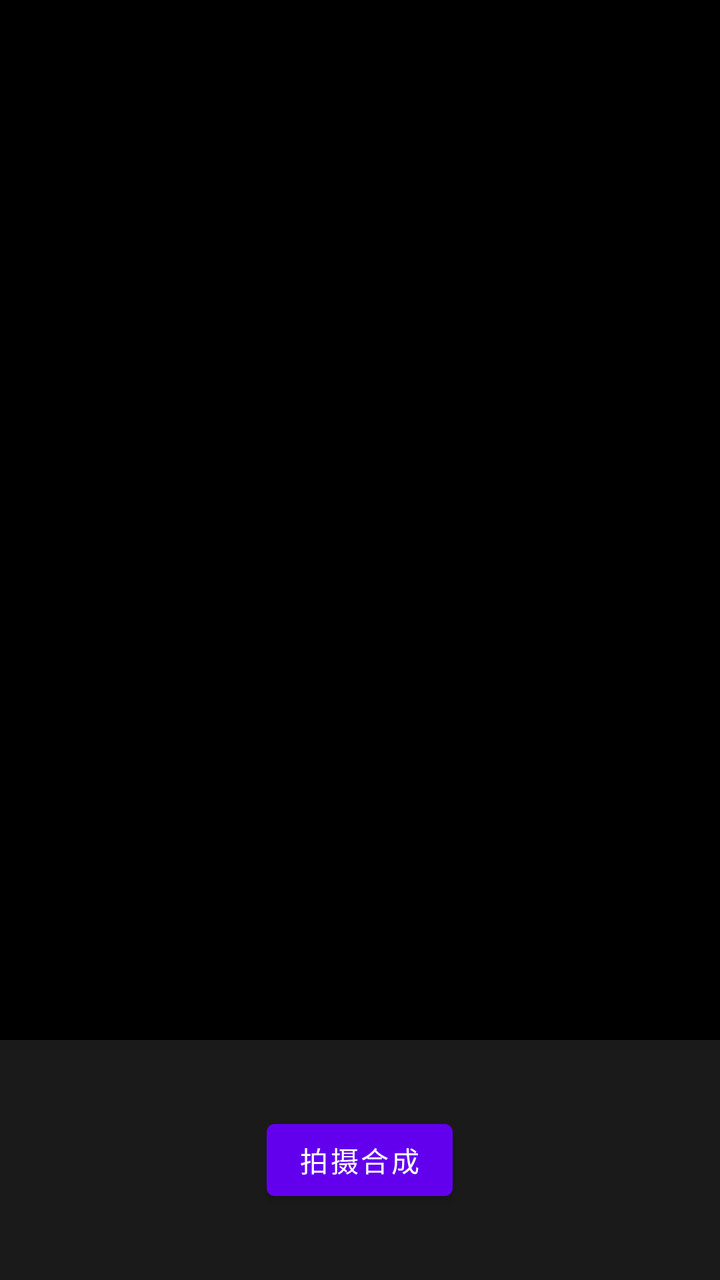
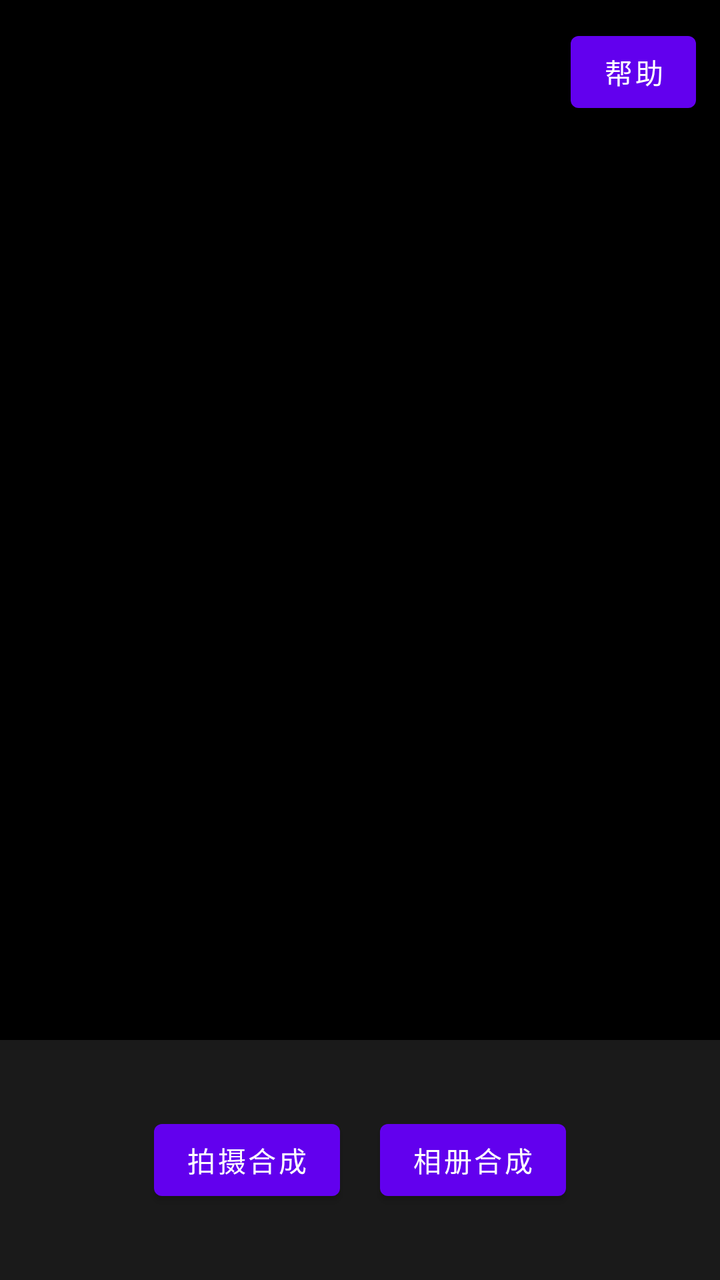

Two renders of the same Android screen: before a commit and after it. Below are the layout's source before the change and the commit's diff.
<!-- AndroidManifest.xml: application theme Theme.FocusStack -->
<!-- res/layout/activity_main.xml -->
<?xml version="1.0" encoding="utf-8"?>
<androidx.constraintlayout.widget.ConstraintLayout xmlns:android="http://schemas.android.com/apk/res/android"
    xmlns:app="http://schemas.android.com/apk/res-auto"
    android:layout_width="match_parent"
    android:layout_height="match_parent"
    android:background="#000000">

    
    <TextureView
        android:id="@+id/textureView"
        android:layout_width="0dp"
        android:layout_height="0dp"
        app:layout_constraintTop_toTopOf="parent"
        app:layout_constraintBottom_toTopOf="@id/bottomBar"
        app:layout_constraintStart_toStartOf="parent"
        app:layout_constraintEnd_toEndOf="parent" />

    
    <ImageView
        android:id="@+id/resultImageView"
        android:layout_width="0dp"
        android:layout_height="0dp"
        android:visibility="gone"
        android:scaleType="fitCenter"
        android:background="#000000"
        app:layout_constraintTop_toTopOf="parent"
        app:layout_constraintBottom_toTopOf="@id/bottomBar"
        app:layout_constraintStart_toStartOf="parent"
        app:layout_constraintEnd_toEndOf="parent" />

    
    <LinearLayout
        android:id="@+id/progressLayout"
        android:layout_width="wrap_content"
        android:layout_height="wrap_content"
        android:orientation="vertical"
        android:gravity="center"
        android:visibility="gone"
        app:layout_constraintTop_toTopOf="parent"
        app:layout_constraintBottom_toTopOf="@id/bottomBar"
        app:layout_constraintStart_toStartOf="parent"
        app:layout_constraintEnd_toEndOf="parent">

        <ProgressBar
            android:layout_width="wrap_content"
            android:layout_height="wrap_content" />

        <TextView
            android:id="@+id/progressText"
            android:layout_marginTop="12dp"
            android:textColor="#FFFFFF"
            android:textSize="16sp"
            android:layout_width="wrap_content"
            android:layout_height="wrap_content"
            android:text="正在拍摄第 1/7 张..." />

        <Button
            android:id="@+id/btnCancelCapture"
            android:layout_width="wrap_content"
            android:layout_height="wrap_content"
            android:layout_marginTop="20dp"
            android:text="取消拍摄" />
    </LinearLayout>

    
    <LinearLayout
        android:id="@+id/bottomBar"
        android:layout_width="match_parent"
        android:layout_height="120dp"
        android:orientation="horizontal"
        android:gravity="center"
        android:background="#1A1A1A"
        app:layout_constraintBottom_toBottomOf="parent">

        <Button
            android:id="@+id/btnRetake"
            android:layout_width="wrap_content"
            android:layout_height="wrap_content"
            android:text="重拍"
            android:visibility="gone"
            android:layout_marginEnd="24dp" />

        <Button
            android:id="@+id/btnCapture"
            android:layout_width="wrap_content"
            android:layout_height="wrap_content"
            android:text="拍摄合成" />

        <Button
            android:id="@+id/btnSave"
            android:layout_width="wrap_content"
            android:layout_height="wrap_content"
            android:text="保存到相册"
            android:visibility="gone"
            android:layout_marginStart="24dp" />

    </LinearLayout>

</androidx.constraintlayout.widget.ConstraintLayout>
<!-- resources referenced by this layout -->
<resources>
  <style name="Theme.FocusStack" parent="Theme.MaterialComponents.DayNight.NoActionBar" />
</resources>

<!-- the commit's change to res/layout/activity_main.xml (unified diff, before → after) -->
@@ -27,6 +27,16 @@
         app:layout_constraintBottom_toTopOf="@id/bottomBar"
         app:layout_constraintStart_toStartOf="parent"
         app:layout_constraintEnd_toEndOf="parent" />
+
+    
+    <View
+        android:id="@+id/focusRing"
+        android:layout_width="90dp"
+        android:layout_height="90dp"
+        android:background="@drawable/focus_ring"
+        android:visibility="gone"
+        app:layout_constraintTop_toTopOf="parent"
+        app:layout_constraintStart_toStartOf="parent" />
 
     
     <LinearLayout
@@ -78,7 +88,7 @@
             android:layout_height="wrap_content"
             android:text="重拍"
             android:visibility="gone"
-            android:layout_marginEnd="24dp" />
+            android:layout_marginEnd="20dp" />
 
         <Button
             android:id="@+id/btnCapture"
@@ -87,13 +97,32 @@
             android:text="拍摄合成" />
 
         <Button
+            android:id="@+id/btnPickPhotos"
+            android:layout_width="wrap_content"
+            android:layout_height="wrap_content"
+            android:layout_marginStart="20dp"
+            android:text="相册合成" />
+
+        <Button
             android:id="@+id/btnSave"
             android:layout_width="wrap_content"
             android:layout_height="wrap_content"
             android:text="保存到相册"
             android:visibility="gone"
-            android:layout_marginStart="24dp" />
+            android:layout_marginStart="20dp" />
 
     </LinearLayout>
 
+    
+    <Button
+        android:id="@+id/btnHelp"
+        android:layout_width="wrap_content"
+        android:layout_height="wrap_content"
+        android:layout_marginTop="12dp"
+        android:layout_marginEnd="12dp"
+        android:minWidth="0dp"
+        android:text="帮助"
+        app:layout_constraintTop_toTopOf="parent"
+        app:layout_constraintEnd_toEndOf="parent" />
+
 </androidx.constraintlayout.widget.ConstraintLayout>
<!-- resource entries referenced after the edit -->
@@ -1,5 +1,15 @@
 <!-- resources referenced by this layout -->
 <resources>
+  <!-- drawable focus_ring (drawable) -->
+  <?xml version="1.0" encoding="utf-8"?>
+  <shape xmlns:android="http://schemas.android.com/apk/res/android"
+      android:shape="rectangle">
+      <stroke
+          android:width="3dp"
+          android:color="#FFD54F" />
+      <corners android:radius="4dp" />
+      <solid android:color="#00000000" />
+  </shape>
   <style name="Theme.FocusStack" parent="Theme.MaterialComponents.DayNight.NoActionBar" />
 </resources>
 
